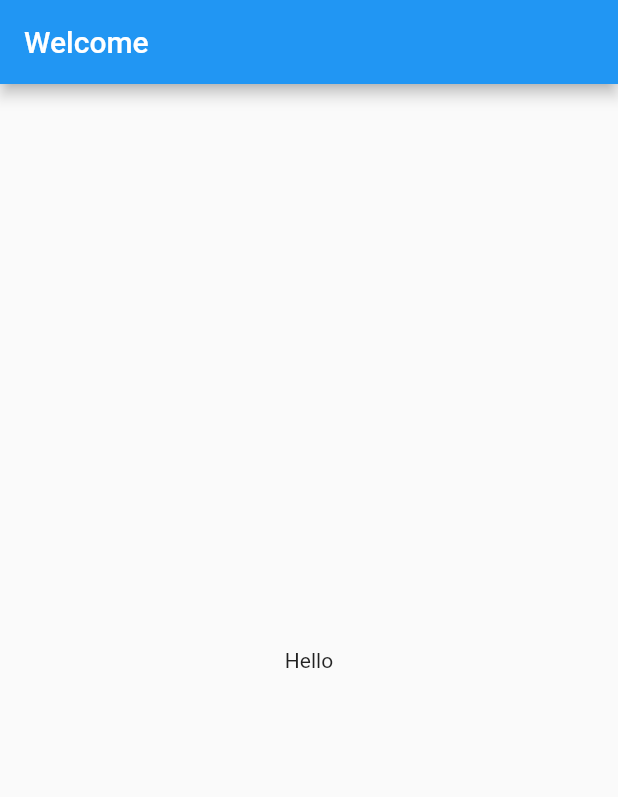
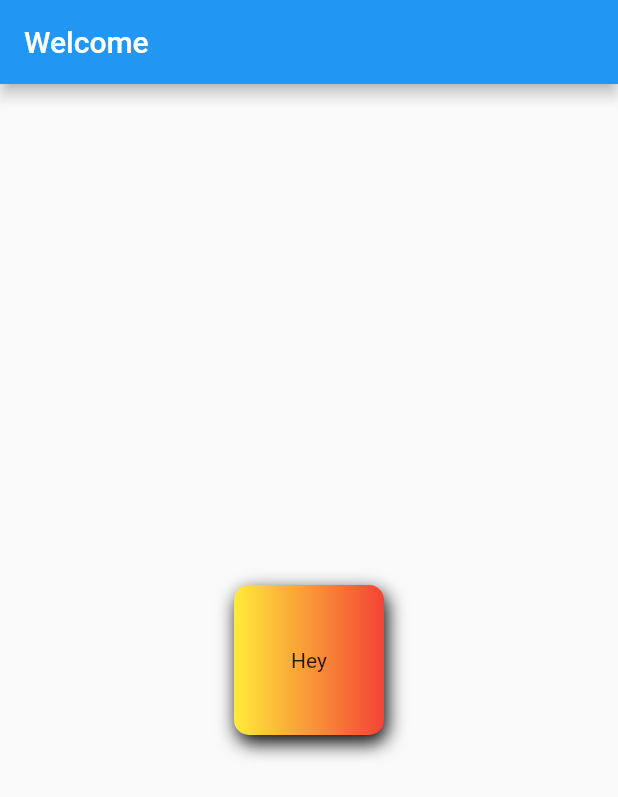
Before and after one commit to dh2eraj/flutter, a Flutter app: the screen it shows after launch, on a phone screen of 412 x 824 dp. Shown: the top 797 px of the screen. Run offline on Flutter 3.47's test engine with Material 2 defaults, Android fonts, the phone set to English and light mode, and no system bars.

Commit message:
ch2champleted

```diff
--- a/awsome_project/lib/main.dart
+++ b/awsome_project/lib/main.dart
@@ -15,8 +15,25 @@ class Myapp extends StatelessWidget {
       appBar: AppBar(
         title: Text("Welcome"),
       ),
-      body: Container(
-        child: Center(child: Text('Hello')),
+      body: Center(
+        child: Container(
+          padding: const EdgeInsets.all(8),
+          alignment: Alignment.center,
+          height: 100,
+          width: 100,
+          decoration: BoxDecoration(
+              borderRadius: BorderRadius.circular(10),
+              boxShadow: [
+                BoxShadow(
+                    color: Colors.black,
+                    blurRadius: 10,
+                    offset: Offset(2.0, 5.0))
+              ],
+              //shape: BoxShape.circle,
+              color: Colors.teal,
+              gradient: LinearGradient(colors: [Colors.yellow, Colors.red])),
+          child: Text('Hey'),
+        ),
       ),
     );
   }
```
